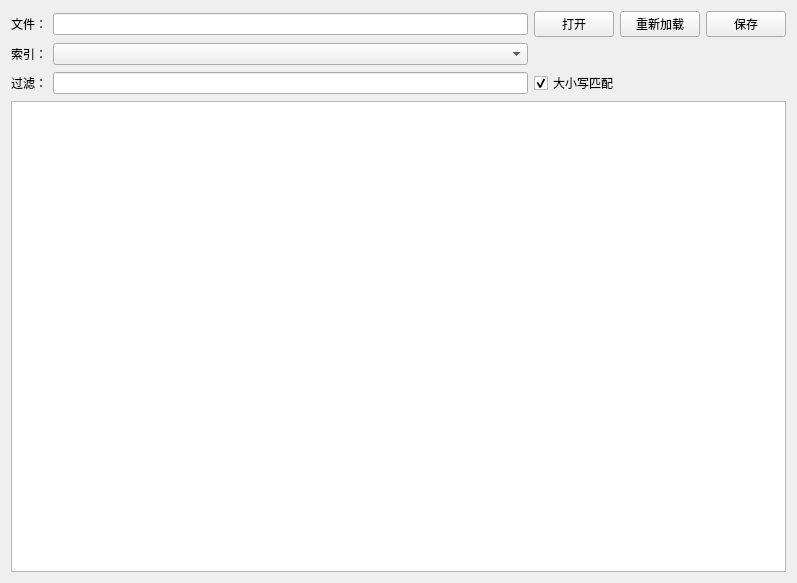
Demon-Cat/MsLanguageTool, file LanguageWidget.ui: the form before one commit.
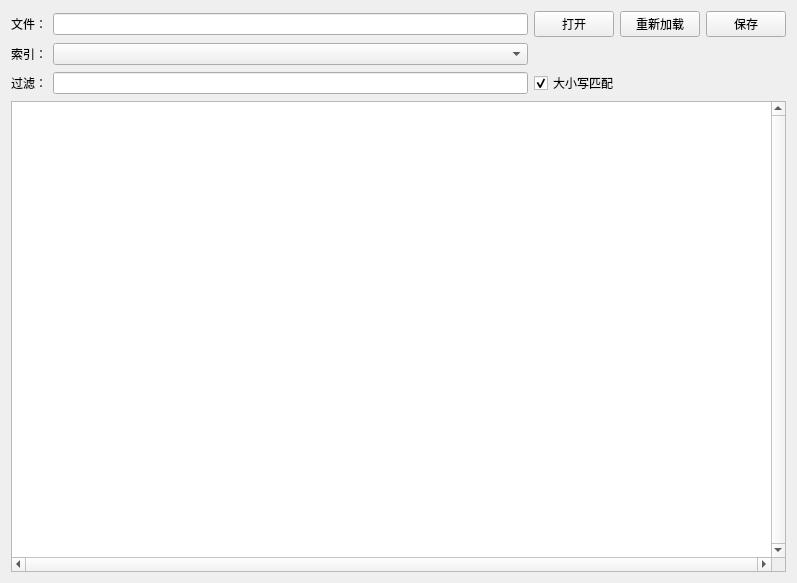
The form after the commit. Custom widgets are drawn as their Qt base class.

Patch:
```diff
--- a/LanguageWidget.ui
+++ b/LanguageWidget.ui
@@ -89,6 +89,12 @@
    </item>
    <item>
     <widget class="CodeEditor" name="plainTextEdit">
+     <property name="verticalScrollBarPolicy">
+      <enum>Qt::ScrollBarAlwaysOn</enum>
+     </property>
+     <property name="horizontalScrollBarPolicy">
+      <enum>Qt::ScrollBarAlwaysOn</enum>
+     </property>
      <property name="lineWrapMode">
       <enum>QPlainTextEdit::NoWrap</enum>
      </property>
```
